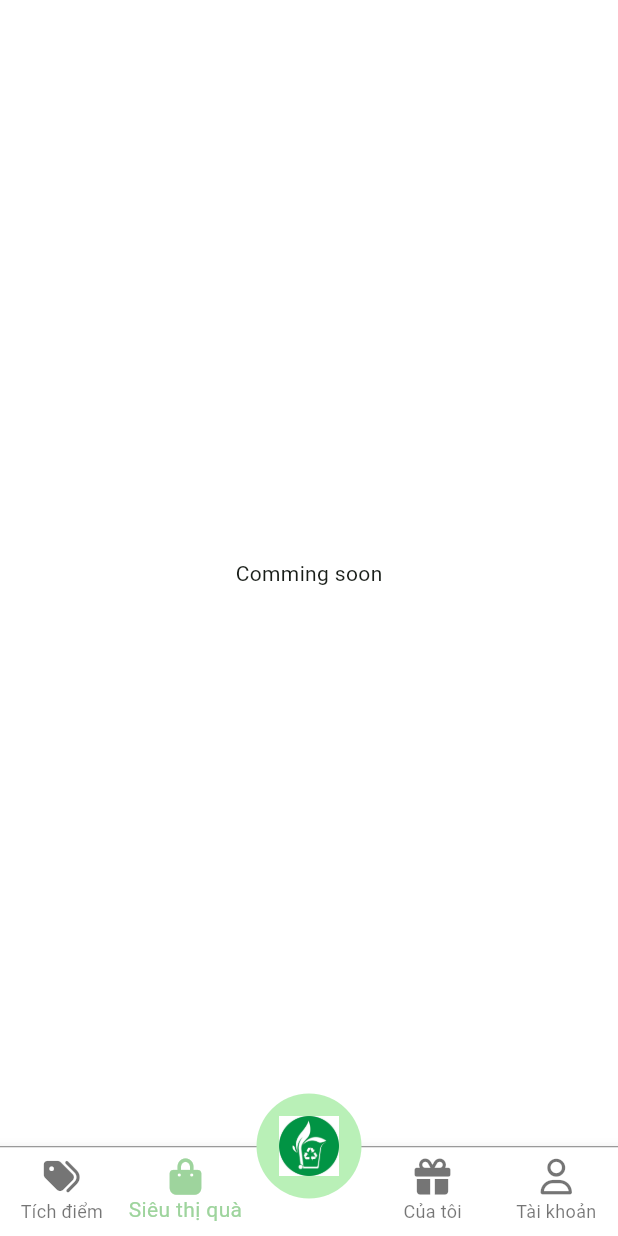
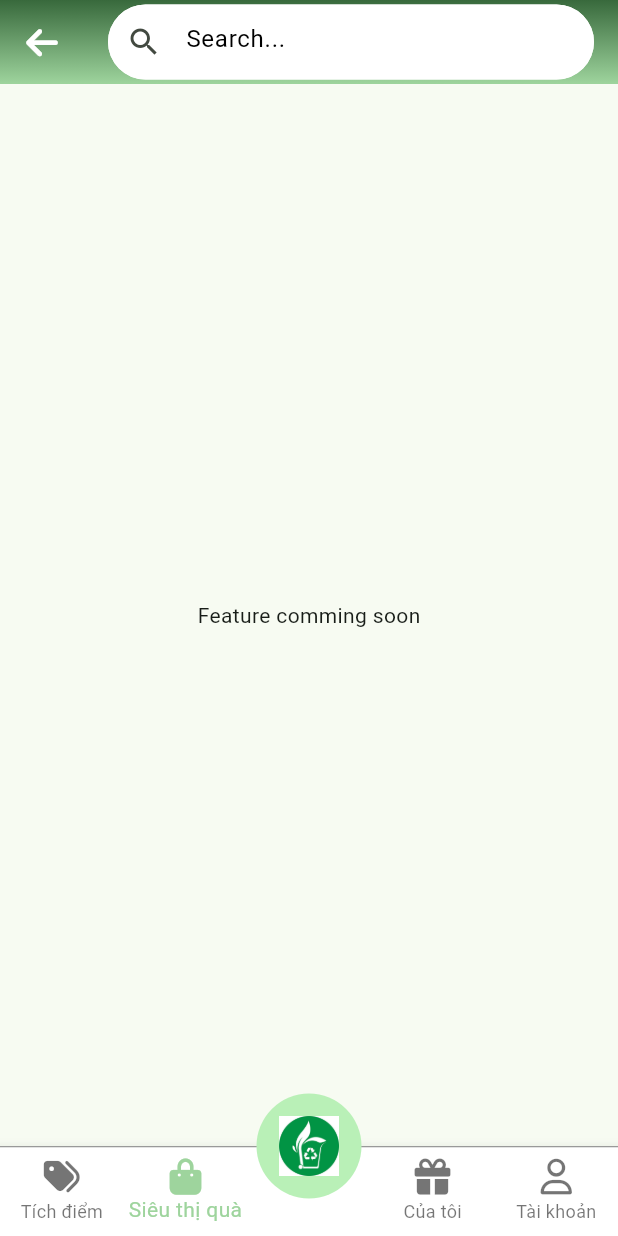
Before and after one commit to MinhPC2k3/mGreen-Application, a Flutter app: the screen it shows after launch, item 2 of the bottom bar chosen, on a phone screen of 412 x 824 dp. Run offline on Flutter 3.47's test engine with Material 3 defaults, Android fonts, the phone set to English and light mode, and no system bars; our stand-ins replace font_awesome_flutter.

Commit message:
update screen

```diff
--- a/lib/view/screen/account/account_screen.dart
+++ b/lib/view/screen/account/account_screen.dart
@@ -383,25 +383,25 @@ class AccountScreen extends StatelessWidget {
                     ),
                   ),
                   Container(
-                    width: MediaQuery.of(context).size.width*0.8,
-                    height: MediaQuery.of(context).size.height*0.3,
+                    // width: MediaQuery.of(context).size.width*0.8,
+                    // height: MediaQuery.of(context).size.height*0.3,
                     padding: EdgeInsets.fromLTRB(10, 10, 10, 10),
                     color: Colors.white,
 
-                    child: SizedBox(
-                      width: MediaQuery.of(context).size.width*0.7,
-                      height: 150,
                     child: ElevatedButton(
                       onPressed: (){},
-
                       style: ElevatedButton.styleFrom(
-
+                        fixedSize: Size(MediaQuery.of(context).size.width*0.7, 30),
                         backgroundColor: Colors.green[400],
                         shape: RoundedRectangleBorder(borderRadius: BorderRadius.circular(10.0),),
                       ),
-                        child: Text("Cập nhật"),
+                      child: Text("Cập nhật",style: TextStyle(color: Colors.white),),
                     ),
-                    )
+                  ),
+                  Container(
+                    width: MediaQuery.of(context).size.width*1,
+                    height: MediaQuery.of(context).size.height*0.2,
+                    color: Colors.white,
                   )
                 ],
               ));
--- a/lib/view/screen/home/main_screen.dart
+++ b/lib/view/screen/home/main_screen.dart
@@ -43,7 +43,7 @@ class _MainScreenState extends State<MainScreen> {
     return Consumer<HomeViewModal>(builder: (context, homeViewModal, child) {
       List<Widget> widgetOptions = <Widget>[
         const PointScreen(),
-        const MarketScreen(),
+        MarketScreen(),
         const HomeScreen(),
         VoucherScreen(homeViewModal: homeViewModal,),
         const AccountScreen(),
--- a/lib/view/screen/market/market_screen.dart
+++ b/lib/view/screen/market/market_screen.dart
@@ -1,12 +1,54 @@
 import 'package:flutter/material.dart';
+import 'package:font_awesome_flutter/font_awesome_flutter.dart';
 
 class MarketScreen extends StatelessWidget{
-  const MarketScreen({super.key});
-
+  MarketScreen({super.key});
+  final TextEditingController _searchController = TextEditingController();
   @override
   Widget build (BuildContext context) {
-    return const Center(
-      child: Text("Comming soon"),
+    return Scaffold(
+      appBar: AppBar(
+        flexibleSpace: Container(
+          decoration: BoxDecoration(
+            gradient: LinearGradient(
+              colors: [Theme.of(context).primaryColor, Theme.of(context).colorScheme.inversePrimary],
+              begin: Alignment.topCenter,
+              end: Alignment.bottomCenter,
+            ),
+          ),
+        ),
+        leading: const Icon(FontAwesomeIcons.arrowLeft,color: Colors.white,),
+        title: SizedBox(
+          height: 50,
+          child: TextField(
+
+            controller: _searchController,
+            style: const TextStyle(color: Colors.black),
+            cursorColor: Colors.black,
+            maxLines: 1,
+
+            decoration: InputDecoration(
+              hintText: 'Search...',
+              hintStyle: TextStyle(color: Colors.black),
+              filled: true,
+              fillColor: Colors.white,
+              border:  InputBorder.none,
+              enabledBorder: OutlineInputBorder(
+                borderSide:
+                BorderSide(width: 3, color: Colors.white), //<-- SEE HERE
+                borderRadius: BorderRadius.circular(50.0),
+              ),
+              prefixIcon: Icon(Icons.search),
+
+
+            ),
+            onChanged: (value) {
+              // Perform search functionality here
+            },
+          ),
+        ),
+      ),
+      body: Center(child: Text('Feature comming soon'),),
     );
   }
 }
```
Lines whose indentation alone changed are shown as unchanged.
